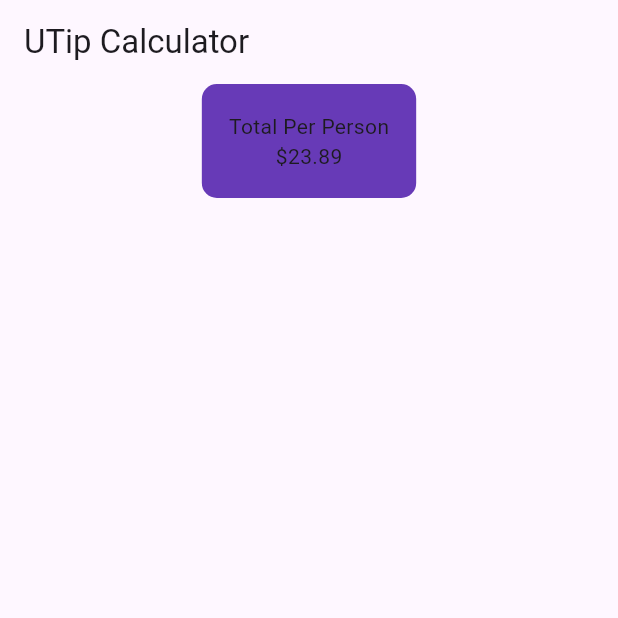
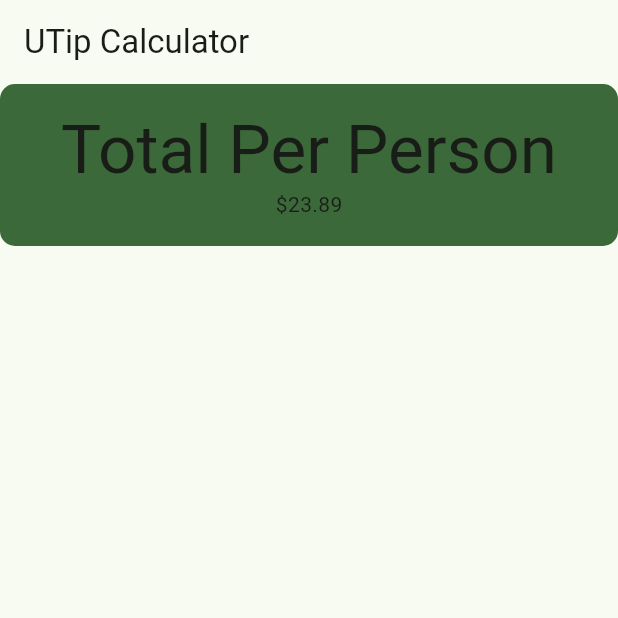
Before and after one commit to lightrao/p24_tip_calculator, a Flutter app: the screen it shows after launch, on a phone screen of 412 x 824 dp, the top half of it. Run offline on Flutter 3.47's test engine with Material 3 defaults, Android fonts, the phone set to English and light mode, and no system bars.

Commit message:
Widgets Documentation & Basics of Theming

```diff
--- a/lib/main.dart
+++ b/lib/main.dart
@@ -13,7 +13,7 @@ class MyApp extends StatelessWidget {
     return MaterialApp(
       title: 'UTip Calculator',
       theme: ThemeData(
-        colorScheme: ColorScheme.fromSeed(seedColor: Colors.deepPurple),
+        colorScheme: ColorScheme.fromSeed(seedColor: Colors.green),
         useMaterial3: true,
       ),
       home: const UTip(),
@@ -37,17 +37,21 @@ class _UTipState extends State<UTip> {
       ),
       body: Center(
         child: Column(
+          crossAxisAlignment: CrossAxisAlignment.stretch,
           children: [
             Container(
               padding: const EdgeInsets.all(18),
               child: Column(
                 children: [
-                  Text('Total Per Person'),
+                  Text(
+                    'Total Per Person',
+                    style: Theme.of(context).textTheme.displayMedium,
+                  ),
                   Text('\$23.89'),
                 ],
               ),
               decoration: BoxDecoration(
-                color: Colors.deepPurple,
+                color: Theme.of(context).colorScheme.primary,
                 borderRadius: BorderRadius.circular(10),
               ),
             ),
```
